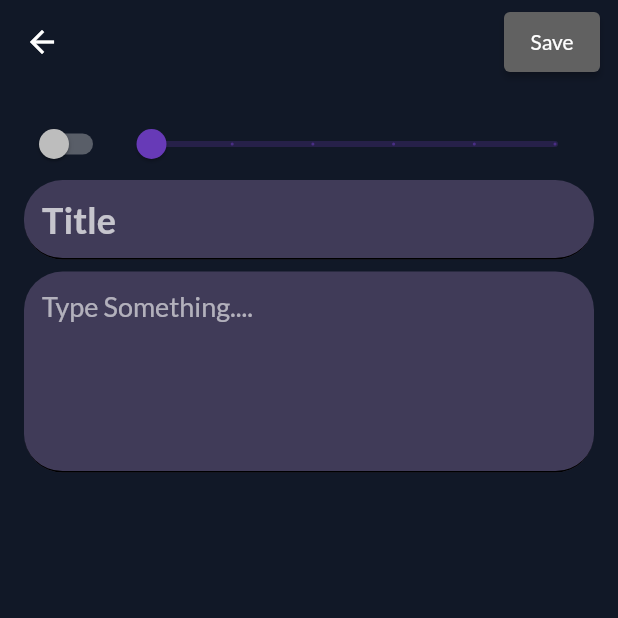
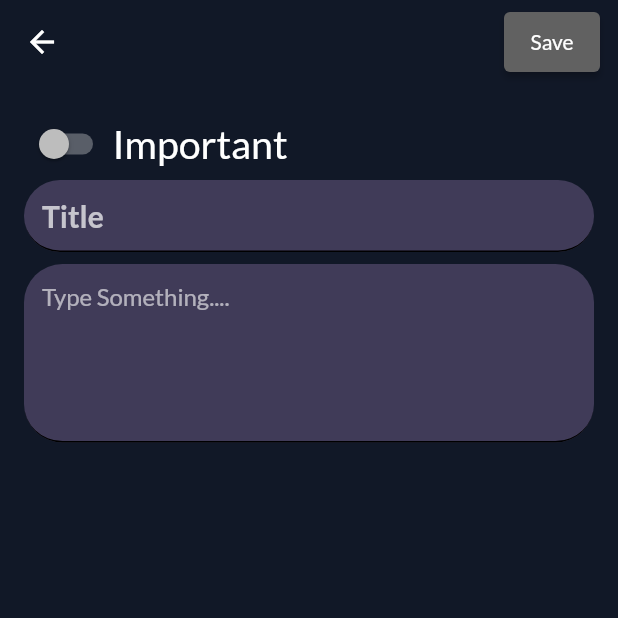
Before and after one commit to achintya-7/your_notes, a Flutter app: the AddEditNotePage screen opened directly, on a phone screen of 412 x 824 dp, the top half of it. Run offline on Flutter 3.47's test engine with Material 2 defaults, Android fonts, the phone set to English and light mode, and no system bars; our stand-ins replace google_fonts, sqflite, velocity_x; accounts and stored records are empty.

```diff
--- a/lib/db/notes_database.dart
+++ b/lib/db/notes_database.dart
@@ -33,14 +33,12 @@ class NoteDatabase {
   Future _createDB(Database db, int version) async {
     final idType = 'INTEGER PRIMARY KEY AUTOINCREMENT';
     final boolType = 'BOOLEAN NOT NULL';
-    final integerType = 'INTEGER NOT NULL';
     final textType = 'TEXT NOT NULL';
 
     await db.execute('''
       CREATE TABLE $tableNotes (
         ${NoteFields.id} $idType,
         ${NoteFields.isImportant} $boolType,
-        ${NoteFields.number} $integerType,
         ${NoteFields.description} $textType,
         ${NoteFields.title} $textType,
         ${NoteFields.time} $textType
--- a/lib/model/note.dart
+++ b/lib/model/note.dart
@@ -7,7 +7,6 @@ class NoteFields {
   static final List<String> values = [
     id,
     isImportant,
-    number,
     title,
     description,
     time
@@ -15,7 +14,6 @@ class NoteFields {
 
   static final String id = '_id';
   static final String isImportant = 'isImportant';
-  static final String number = 'number';
   static final String title = 'title';
   static final String description = 'description';
   static final String time = 'time';
@@ -24,7 +22,6 @@ class NoteFields {
 class Note {
   final int? id;
   final bool isImportant;
-  final int number;
   final String title;
   final String description;
   final DateTime createdTime;
@@ -32,7 +29,6 @@ class Note {
   const Note({
     this.id,
     required this.isImportant,
-    required this.number,
     required this.title,
     required this.description,
     required this.createdTime,
@@ -42,14 +38,12 @@ class Note {
         NoteFields.id: id,
         NoteFields.title: title,
         NoteFields.isImportant: isImportant ? 1 : 0,
-        NoteFields.number: number,
         NoteFields.description: description,
         NoteFields.time: createdTime.toIso8601String(),
       };
 
   static Note fromJson(Map<String, Object?> json) => Note(
     id: json[NoteFields.id] as int?,
-    number: json[NoteFields.number] as int,
     title: json[NoteFields.title] as String,
     description: json[NoteFields.description] as String,
     createdTime: DateTime.parse(json[NoteFields.time] as String), // converting different type pf parameters
@@ -60,7 +54,6 @@ class Note {
   Note copy({
     int? id,
     bool? isImportant,
-    int? number,
     String? title,
     String? description,
     DateTime? createdTime,
@@ -69,7 +62,6 @@ class Note {
           // ?? -- if null operator
           id: id ?? this.id,
           isImportant: isImportant ?? this.isImportant,
-          number: number ?? this.number,
           title: title ?? this.title,
           description: description ?? this.description,
           createdTime: createdTime ?? this.createdTime);
--- a/lib/pages/add_edit_note_page.dart
+++ b/lib/pages/add_edit_note_page.dart
@@ -18,7 +18,6 @@ class _AddEditNotePageState extends State<AddEditNotePage> {
   final _formkey = GlobalKey<FormState>();
 
   late bool isImportant;
-  late int number;
   late String title;
   late String description;
 
@@ -27,7 +26,6 @@ class _AddEditNotePageState extends State<AddEditNotePage> {
     super.initState();
 
     isImportant = widget.note?.isImportant ?? false;
-    number = widget.note?.number ?? 0;
     title = widget.note?.title ?? '';
     description = widget.note?.description ?? '';
   }
@@ -43,11 +41,9 @@ class _AddEditNotePageState extends State<AddEditNotePage> {
         key: _formkey,
         child: NoteFormWidget(
           isImportant: isImportant,
-          number: number,
           title: title,
           description: description,
           onChangedImportant: (isImportant) => setState(() => this.isImportant = isImportant),
-          onChangedNumber: (number) => setState(() => this.number = number),
           onChangedTitle: (title) => setState(() => this.title = title),
           onChangedDescription: (description) => setState(() => this.description = description),
         ),
@@ -90,7 +86,6 @@ class _AddEditNotePageState extends State<AddEditNotePage> {
   Future updateNote() async {
     final note = widget.note!.copy(
       isImportant: isImportant,
-      number: number,
       title: title,
       description: description,
     );
@@ -101,7 +96,6 @@ class _AddEditNotePageState extends State<AddEditNotePage> {
   Future addNote() async {
     final note = Note(
         isImportant: true,
-        number: number,
         title: title,
         description: description,
         createdTime: DateTime.now());
--- a/lib/widgets/note_cart_widget.dart
+++ b/lib/widgets/note_cart_widget.dart
@@ -34,7 +34,7 @@ class NoteCardWidget extends StatelessWidget {
     return Card(
       color: color,
       child: Container(
-        constraints: BoxConstraints(minHeight: minHeight, maxHeight: 200),
+        constraints: BoxConstraints(minHeight: minHeight, maxHeight: 250),
         padding: EdgeInsets.all(8),
         child: Column(
           mainAxisSize: MainAxisSize.min,
@@ -57,11 +57,11 @@ class NoteCardWidget extends StatelessWidget {
 
             Text(
               note.description,
-              maxLines: 5,
+              maxLines: 4,
               overflow: TextOverflow.fade,
               style: TextStyle(
                   color: Colors.grey.shade800,
-                  fontSize: 18,
+                  fontSize: 16,
               ),
             ),
           ],
--- a/lib/widgets/note_form_widget.dart
+++ b/lib/widgets/note_form_widget.dart
@@ -2,25 +2,22 @@
 
 import 'package:flutter/material.dart';
 import 'package:notesapp/widgets/theme.dart';
+import 'package:velocity_x/velocity_x.dart';
 
 class NoteFormWidget extends StatelessWidget {
   final bool? isImportant;
-  final int? number;
   final String? title;
   final String? description;
   final ValueChanged<bool> onChangedImportant;
-  final ValueChanged<int> onChangedNumber;
   final ValueChanged<String> onChangedTitle;
   final ValueChanged<String> onChangedDescription;
 
   const NoteFormWidget({
     Key? key,
     this.isImportant,
-    this.number,
     this.title,
     this.description,
     required this.onChangedImportant,
-    required this.onChangedNumber,
     required this.onChangedTitle,
     required this.onChangedDescription,
   }) : super(key: key);
@@ -39,15 +36,7 @@ class NoteFormWidget extends StatelessWidget {
                   value: isImportant ?? false,
                   onChanged: onChangedImportant,
                 ),
-                Expanded(
-                  child: Slider(
-                    value: (number ?? 0).toDouble(),
-                    min: 0,
-                    max: 5,
-                    divisions: 5,
-                    onChanged: (number) => onChangedNumber(number.toInt()),
-                  ),
-                )
+                "Important".text.xl3.white.make()
               ],
             ),
             buildTitle(),
@@ -66,7 +55,7 @@ class NoteFormWidget extends StatelessWidget {
         style: TextStyle(
           color: Colors.white,
           fontWeight: FontWeight.bold,
-          fontSize: 24,
+          fontSize: 20,
         ),
         decoration: InputDecoration(
           border: InputBorder.none,
@@ -92,7 +81,7 @@ class NoteFormWidget extends StatelessWidget {
   Widget buildDescription() => TextFormField(
         maxLines: 5,
         initialValue: description,
-        style: TextStyle(color: Colors.white60, fontSize: 18),
+        style: TextStyle(color: Colors.white60, fontSize: 16),
         decoration: InputDecoration(
           border: InputBorder.none,
           hintText: 'Type Something....',
```
